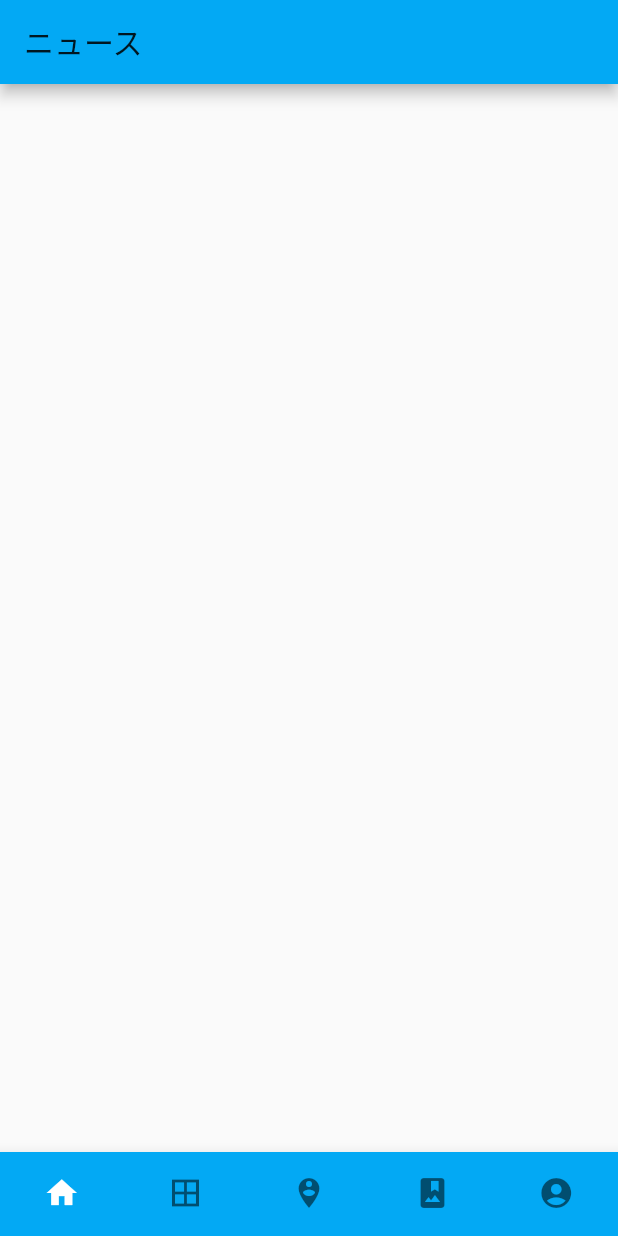
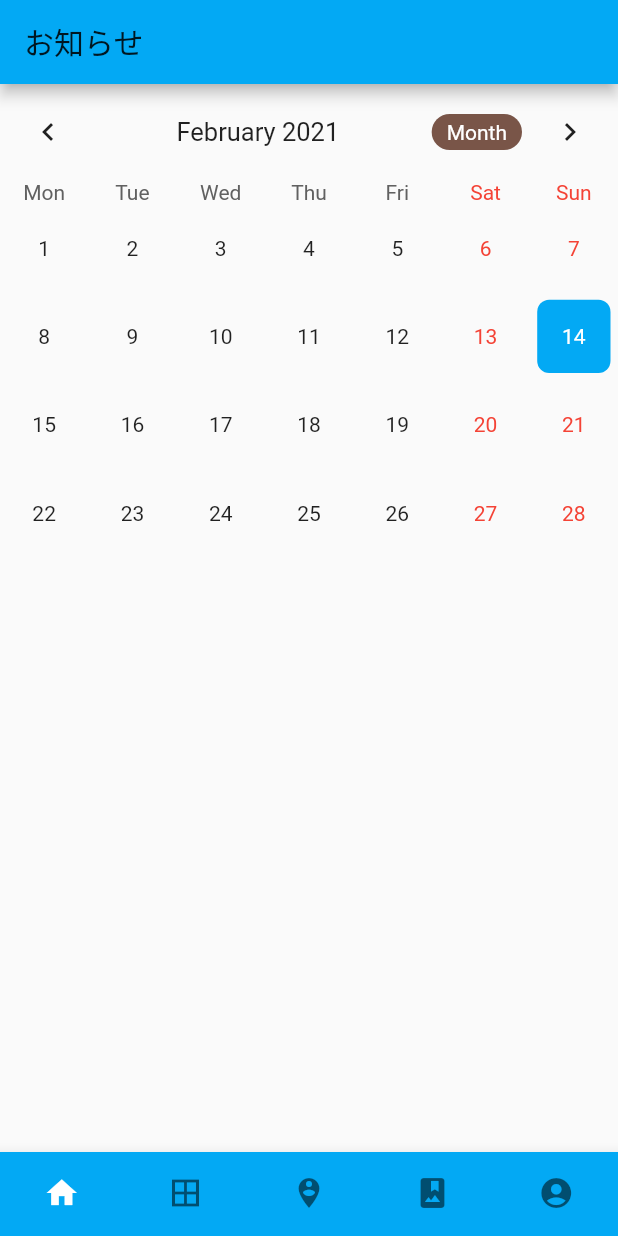
Before and after one commit to yokokida/manager_san, a Flutter app: the screen it shows after launch, on a phone screen of 412 x 824 dp. Run offline on Flutter 3.47's test engine with Material 2 defaults, Android fonts, the phone set to English and light mode, and no system bars; drawn by our look-alikes of table_calendar; our stand-ins replace flutter_calendar_carousel, fluttertoast.

Commit message:
カレンダー

```diff
--- a/lib/home.dart
+++ b/lib/home.dart
@@ -1,5 +1,6 @@
 import 'package:flutter/cupertino.dart';
 import 'package:flutter/material.dart';
+import 'package:manager_san/parts/calender_02.dart';
 import 'package:manager_san/player/page_player.dart';
 
 import 'album/page_album.dart';
@@ -20,7 +21,7 @@ class _HomeScreenState extends State<HomeScreen> {
   @override
   void initState() {
     _pages = [
-      News(),
+      NewsPage(),
       Coach(),
       Player(),
       Album(),
--- /dev/null
+++ b/lib/parts/calender_02.dart
@@ -0,0 +1,82 @@
+import 'package:flutter/material.dart';
+import 'package:table_calendar/table_calendar.dart';
+
+
+class NewsPage extends StatefulWidget {
+  @override
+  _NewsPageState createState() => _NewsPageState();
+}
+
+class _NewsPageState extends State<NewsPage> {
+  CalendarController _controller;
+
+  @override
+  void initState() {
+    super.initState();
+    _controller = CalendarController();
+  }
+
+  @override
+  Widget build(BuildContext context) {
+    return Scaffold(
+      appBar: AppBar(
+        title: Text('お知らせ'),
+      ),
+      body: SingleChildScrollView(
+        child: Column(
+          crossAxisAlignment: CrossAxisAlignment.start,
+          children: <Widget>[
+            TableCalendar(
+              initialCalendarFormat: CalendarFormat.month,
+              calendarStyle: CalendarStyle(
+                  todayColor: Colors.blue,
+                  selectedColor: Theme.of(context).primaryColor,
+                  todayStyle: TextStyle(
+                      fontWeight: FontWeight.bold,
+                      fontSize: 22.0,
+                      color: Colors.white)
+              ),
+              headerStyle: HeaderStyle(
+                centerHeaderTitle: true,
+                formatButtonDecoration: BoxDecoration(
+                  color: Colors.brown,
+                  borderRadius: BorderRadius.circular(22.0),
+                ),
+                formatButtonTextStyle: TextStyle(color: Colors.white),
+                formatButtonShowsNext: false,
+              ),
+              startingDayOfWeek: StartingDayOfWeek.monday,
+              onDaySelected: (date, events,e) {
+                print(date.toUtc());
+              },
+
+              builders: CalendarBuilders(
+                selectedDayBuilder: (context, date, events) => Container(
+                    margin: const EdgeInsets.all(5.0),
+                    alignment: Alignment.center,
+                    decoration: BoxDecoration(
+                        color: Theme.of(context).primaryColor,
+                        borderRadius: BorderRadius.circular(8.0)),
+                    child: Text(
+                      date.day.toString(),
+                      style: TextStyle(color: Colors.white),
+                    )),
+                todayDayBuilder: (context, date, events) => Container(
+                    margin: const EdgeInsets.all(5.0),
+                    alignment: Alignment.center,
+                    decoration: BoxDecoration(
+                        color: Colors.blue,
+                        borderRadius: BorderRadius.circular(8.0)),
+                    child: Text(
+                      date.day.toString(),
+                      style: TextStyle(color: Colors.white),
+                    )),
+              ),
+              calendarController: _controller,
+            )
+          ],
+        ),
+      ),
+    );
+  }
+}
--- a/pubspec.yaml
+++ b/pubspec.yaml
@@ -39,7 +39,6 @@ dependencies:
   flutter_dotenv: ^2.1.0
   fluttertoast: ^7.0.2
   http: ^0.12.1
-  intl: ^0.16.1
   provider: ^4.3.1
   video_player: ^0.10.11+2
   url_launcher: ^ 5.5.0
@@ -47,10 +46,13 @@ dependencies:
   image_cropper: ^1.2.3
   algolia: ^0.1.7
   cloud_functions: ^0.6.0
-  table_calendar: ^2.2.3
   flutter_launcher_icons: ^0.7.5
   flutter_linkify: ^3.1.3
   jiffy: ^3.0.1
+#  カレンダー
+  flutter_calendar_carousel: ^1.5.3
+  table_calendar: ^2.3.3
+  intl: ^0.16.1
 
 dev_dependencies:
   flutter_test:
```
Also changed, not shown: lib/parts/calender.dart (added, +50 -0 lines), pubspec.lock, 1 other file.
